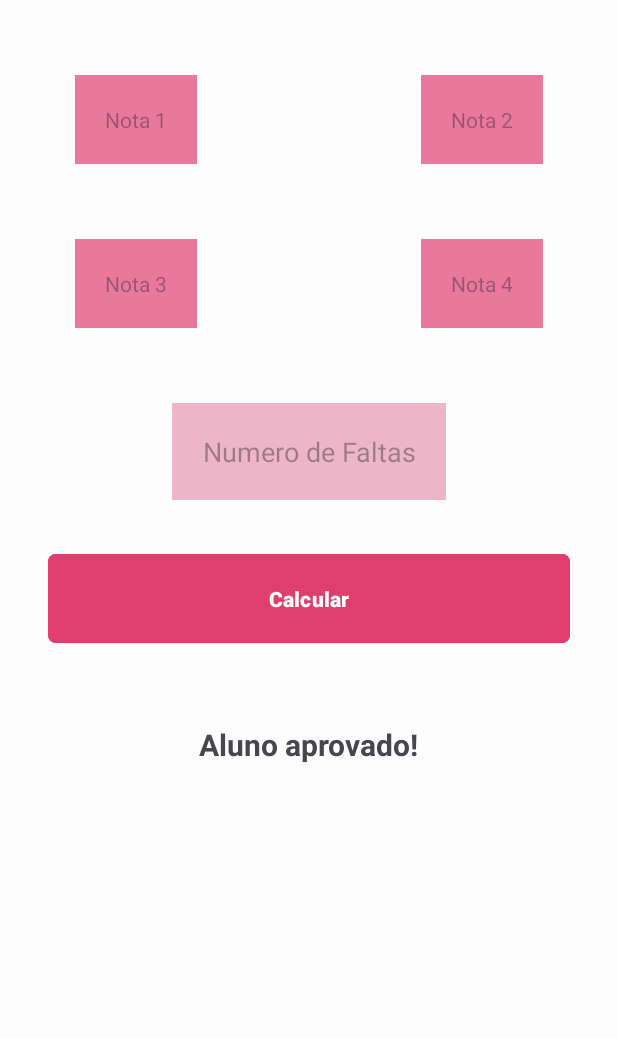
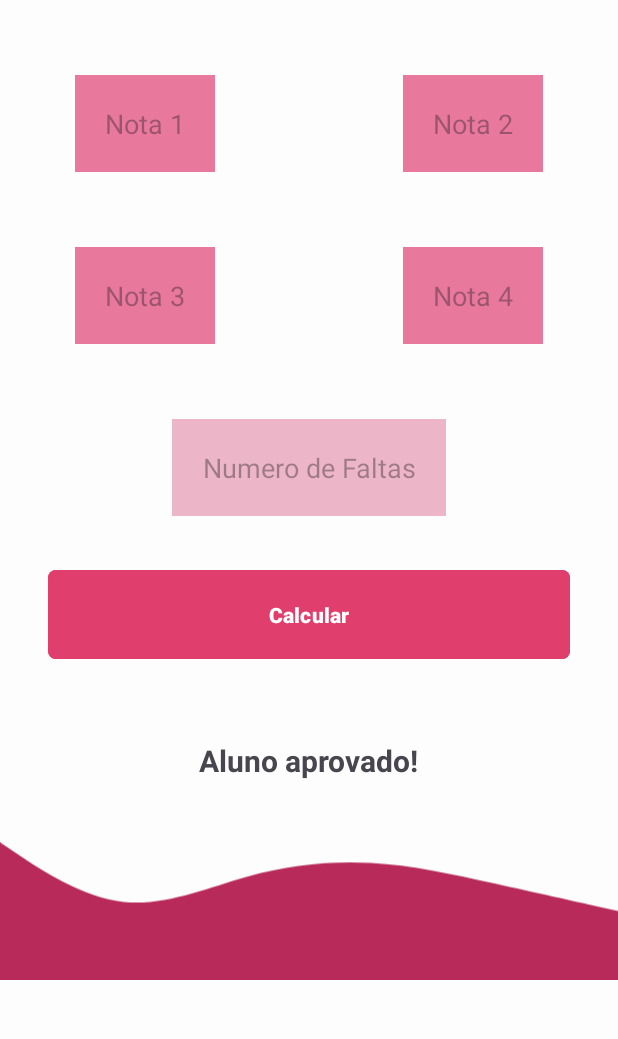
Before and after one commit to Raissa-Santos22/ETIM_PAM_I_Calculo_De_Media, an Android app: the screen it shows after launch (MainActivity), on a phone screen of 412 x 824 dp, the part 136-1175 px from its top. Run offline under Robolectric (Android 15) with nearby library versions, the phone set to English and light mode, and no system bars.

Commit message:
Aplicativo finalizado

```diff
--- a/app/src/main/java/android/raissacalculodemedia/MainActivity.java
+++ b/app/src/main/java/android/raissacalculodemedia/MainActivity.java
@@ -1,6 +1,12 @@
 package android.raissacalculodemedia;
 
+import android.annotation.SuppressLint;
+import android.graphics.Color;
 import android.os.Bundle;
+import android.widget.Button;
+import android.widget.EditText;
+import android.widget.TextView;
+import android.widget.Toast;
 
 import androidx.activity.EdgeToEdge;
 import androidx.appcompat.app.AppCompatActivity;
@@ -10,15 +16,81 @@ import androidx.core.view.WindowInsetsCompat;
 
 public class MainActivity extends AppCompatActivity {
 
+   private EditText nota1, nota2, nota3, nota4, numeroFaltas;
+
+    private Button btncalcular;
+
+    private TextView resultado;
+
+    private String nome;
+
+
     @Override
     protected void onCreate(Bundle savedInstanceState) {
         super.onCreate(savedInstanceState);
         EdgeToEdge.enable(this);
         setContentView(R.layout.activity_main);
+
+        initComponetes();
+
+        btncalcular.setOnClickListener(view ->{
+            validaCampos();
+            if(!(validaCampos())){
+                calcularMedia();
+            }else{
+                Toast.makeText(this, "Preencha todos os campos!", Toast.LENGTH_SHORT).show();
+            }
+        });
         ViewCompat.setOnApplyWindowInsetsListener(findViewById(R.id.main), (v, insets) -> {
             Insets systemBars = insets.getInsets(WindowInsetsCompat.Type.systemBars());
             v.setPadding(systemBars.left, systemBars.top, systemBars.right, systemBars.bottom);
             return insets;
         });
     }
+
+
+
+    private void calcularMedia() {
+        double n1 = Double.parseDouble(nota1.getText().toString());
+        double n2 = Double.parseDouble(nota2.getText().toString());
+        double n3 = Double.parseDouble(nota3.getText().toString());
+        double n4 = Double.parseDouble(nota4.getText().toString());
+
+        double media = (n1 + n2 + n3 + n4)/4;
+
+        double faltas = Double.parseDouble(numeroFaltas.getText().toString());
+
+        if(media > 7){
+            if(faltas < 20){
+                resultado.setTextColor(Color.parseColor("#437845"));
+                resultado.setText("Aluno aprovado com media" + media);
+            } else{
+                resultado.setTextColor(Color.parseColor("#f44336"));
+                resultado.setText("Excesso de falta" + faltas);
+            }
+        }
+        else{
+            resultado.setTextColor(Color.parseColor("#F44336"));
+            resultado.setText("Aluno retido com média " + media);
+        }
+    }
+
+    private boolean validaCampos() {
+        return nota1.getText().toString().isEmpty()
+                && nota2.getText().toString().isEmpty()
+                && nota3.getText().toString().isEmpty()
+                && nota4.getText().toString().isEmpty();
+    }
+
+    @SuppressLint("WrongViewCast")
+    private void initComponetes() {
+        nota1 = findViewById(R.id.nota1);
+        nota2 = findViewById(R.id.nota2);
+        nota3 = findViewById(R.id.nota3);
+        nota4 = findViewById(R.id.nota4);
+        numeroFaltas = findViewById(R.id.numeroFaltas);
+        btncalcular = findViewById(R.id.btncalcular);
+        resultado = findViewById(R.id.resultado);
+
+    }
 }
--- a/app/src/main/res/drawable/wave__1_.xml
+++ b/app/src/main/res/drawable/wave__1_.xml
@@ -5,5 +5,5 @@
     android:viewportHeight="320">
   <path
       android:pathData="M0,0L48,32C96,64 192,128 288,138.7C384,149 480,107 576,80C672,53 768,43 864,48C960,53 1056,75 1152,96C1248,117 1344,139 1392,149.3L1440,160L1440,320L1392,320C1344,320 1248,320 1152,320C1056,320 960,320 864,320C768,320 672,320 576,320C480,320 384,320 288,320C192,320 96,320 48,320L0,320Z"
-      android:fillColor="#0099ff"/>
+      android:fillColor="#B82A5A"/>
 </vector>
--- a/app/src/main/res/layout/activity_main.xml
+++ b/app/src/main/res/layout/activity_main.xml
@@ -10,10 +10,19 @@
 
     <ImageView
         android:layout_width="wrap_content"
+        android:layout_height="180dp"
+        android:layout_marginTop="24dp"
+        android:src="@drawable/wave__1_"
+        app:layout_constraintTop_toTopOf="@id/resultado"
+        />
+
+    <ImageView
+        android:layout_width="wrap_content"
         android:layout_height="100dp"
-        android:src="@drawable/wave__2_"
         app:layout_constraintTop_toTopOf="parent"
-        />
+        android:src="@drawable/wave__2_"/>
+
+
 
     <TextView android:id="@+id/titulo"
         android:layout_width="match_parent"
@@ -27,7 +36,8 @@
         android:textStyle="bold"
         app:layout_constraintTop_toTopOf="parent"
         />
-    <TextView android:id="@+id/nota1"
+    <EditText
+        android:id="@+id/nota1"
         android:layout_width="wrap_content"
         android:layout_height="wrap_content"
         android:hint="Nota 1"
@@ -42,7 +52,8 @@
         app:layout_constraintTop_toBottomOf="@id/titulo"
         app:layout_constraintStart_toStartOf="parent"/>
 
-    <TextView android:id="@+id/nota2"
+    <EditText
+        android:id="@+id/nota2"
         android:layout_width="wrap_content"
         android:layout_height="wrap_content"
         android:hint="Nota 2"
@@ -57,7 +68,8 @@
         app:layout_constraintEnd_toEndOf="parent"
         app:layout_constraintTop_toBottomOf="@id/titulo"/>
 
-    <TextView android:id="@+id/nota3"
+    <EditText
+        android:id="@+id/nota3"
         android:layout_width="wrap_content"
         android:layout_height="wrap_content"
         android:hint="Nota 3"
@@ -72,7 +84,8 @@
         app:layout_constraintTop_toBottomOf="@id/nota1"
         app:layout_constraintStart_toStartOf="parent"/>
 
-    <TextView android:id="@+id/nota4"
+    <EditText
+        android:id="@+id/nota4"
         android:layout_width="wrap_content"
         android:layout_height="wrap_content"
         android:hint="Nota 4"
```
